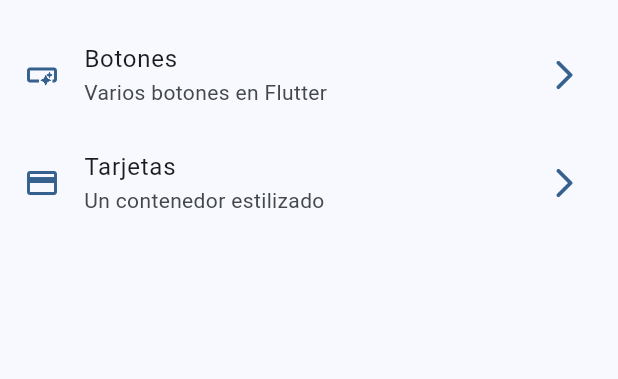
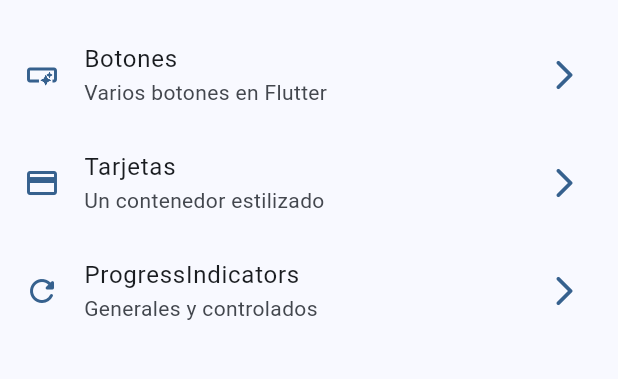
Before and after one commit to MarioCobian09/flutter_material3, a Flutter app: the screen it shows after launch, on a phone screen of 412 x 824 dp, the part 63-442 px from its top. Run offline on Flutter 3.47's test engine with Material 3 defaults, Android fonts, the phone set to English and light mode, and no system bars; our stand-ins replace go_router.

Commit message:
Progress Indicators finish

```diff
--- a/lib/config/menu/menu_items.dart
+++ b/lib/config/menu/menu_items.dart
@@ -22,5 +22,11 @@ const appMenuItems = <MenuItem>[
     subTitle: 'Un contenedor estilizado',
     link: '/cards',
     icon: Icons.credit_card
+  ),
+  MenuItem(
+    title: 'ProgressIndicators',
+    subTitle: 'Generales y controlados',
+    link: '/progress',
+    icon: Icons.refresh_rounded
   )
 ];
--- a/lib/config/router/app_router.dart
+++ b/lib/config/router/app_router.dart
@@ -19,6 +19,11 @@ final appRouter = GoRouter(
       path: '/cards',
       name: CardsScreen.name,
       builder: (context, state) => CardsScreen(),
+    ),
+    GoRoute(
+      path: '/progress',
+      name: ProgressScreen.name,
+      builder: (context, state) => ProgressScreen(),
     )
   ],
 );
```
Also changed, not shown: lib/presentation/screens/progress/progress_screen.dart (+60 -1 lines).
